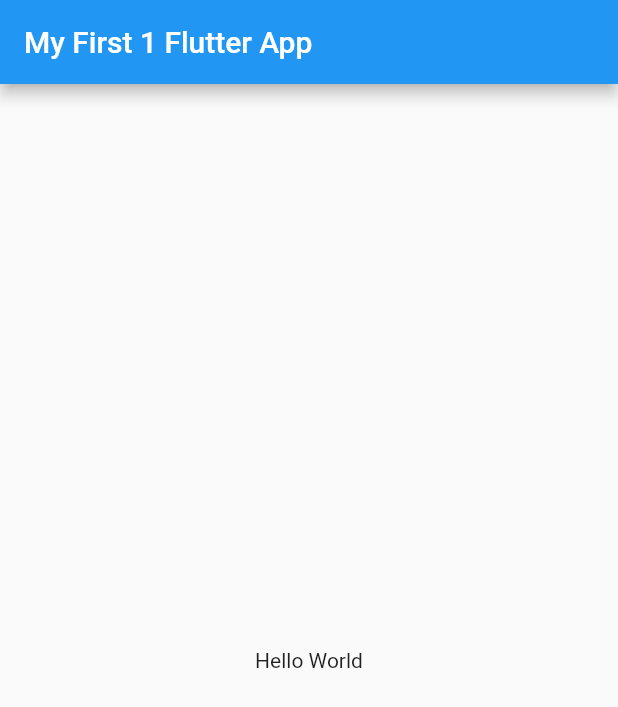
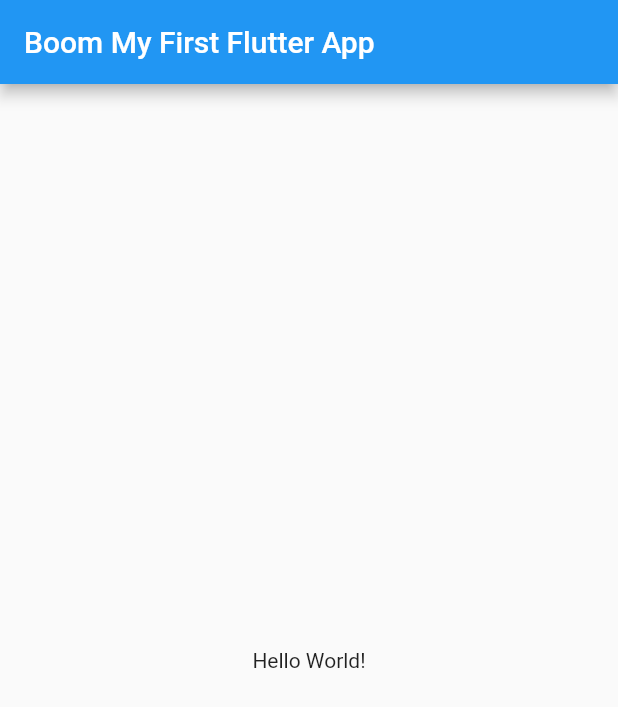
Before and after one commit to ecibu2022/Flutter-Hello-World-App, a Flutter app: the screen it shows after launch, on a phone screen of 412 x 824 dp. Shown: the top 707 px of the screen. Run offline on Flutter 3.47's test engine with Material 2 defaults, Android fonts, the phone set to English and light mode, and no system bars.

Commit message:
First Flutter App

```diff
--- a/lib/main.dart
+++ b/lib/main.dart
@@ -17,9 +17,9 @@ class MyApp extends StatelessWidget {
           appBar: AppBar(
             // AppBar takes a Text Widget
             // in it's title parameter
-            title: const Text('My First 1 Flutter App'),
+            title: const Text('Boom My First Flutter App'),
           ),
-          body: const Center(child: Text('Hello World')),
+          body: const Center(child: Text('Hello World!')),
         ));
   }
 }
```
